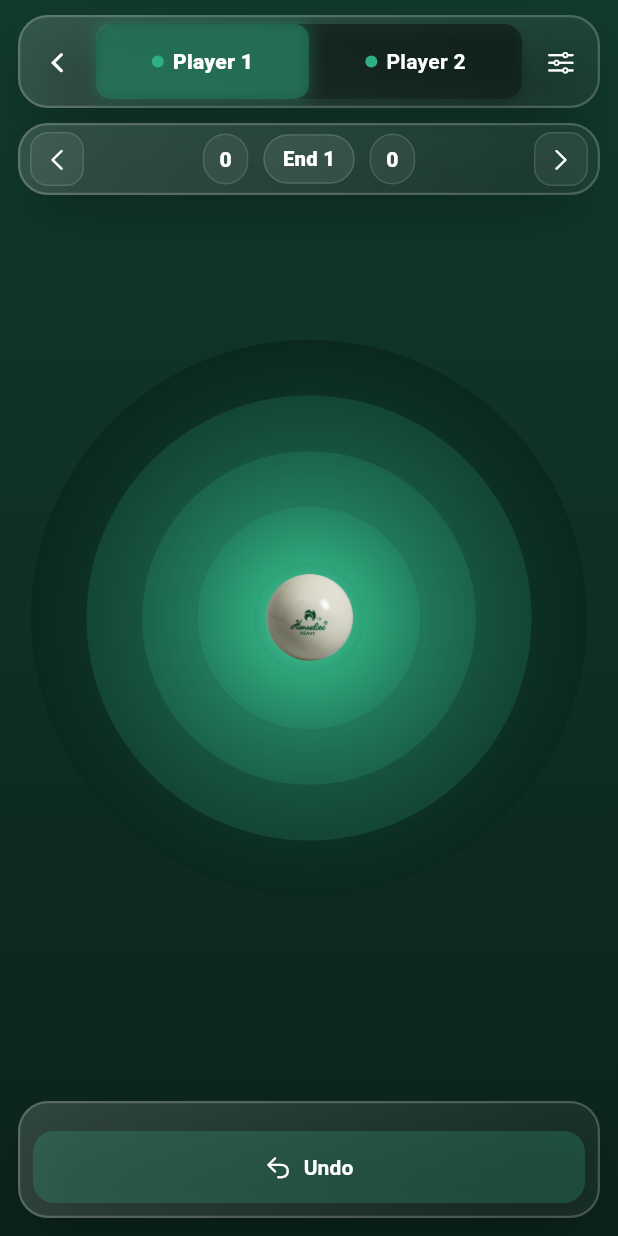
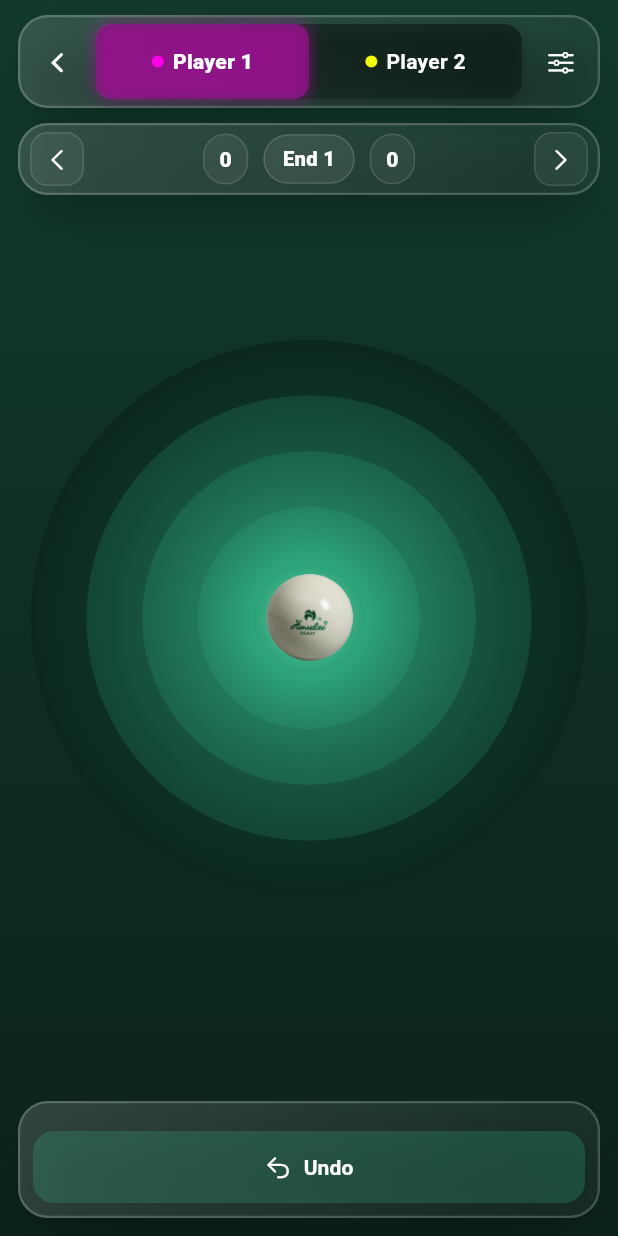
Before and after one commit to RohitGhosh07/scoringmatlength, a Flutter app: the screen it shows after launch, on a phone screen of 412 x 824 dp. Run offline on Flutter 3.47's test engine with Material 3 defaults, Android fonts, the phone set to English and light mode, and no system bars; our stand-ins replace flutter_animate, flutter_riverpod, go_router; missing offline and left inert: dart:html.

Commit message:
Update player colors in router configuration for better distinction

```diff
--- a/lib/config/router_config.dart
+++ b/lib/config/router_config.dart
@@ -46,16 +46,26 @@ final router = GoRouter(
         final player1Name = params['player1Name'] ?? 'Player 1';
         final player2Name = params['player2Name'] ?? 'Player 2';
 
-        // Create player objects
+        // Create player objects with distinct colors
         final player1 = Player(
           id: 'p1',
           name: player1Name,
-          color: const Color(0xFF30B082),
+          color: const Color.fromARGB(
+            255,
+            255,
+            0,
+            230,
+          ), // Yellow color for player 1
         );
         final player2 = Player(
           id: 'p2',
           name: player2Name,
-          color: const Color(0xFF30B082),
+          color: const Color.fromARGB(
+            255,
+            242,
+            255,
+            0,
+          ), // Orange color for player 2
         );
 
         // Parse end information
```
